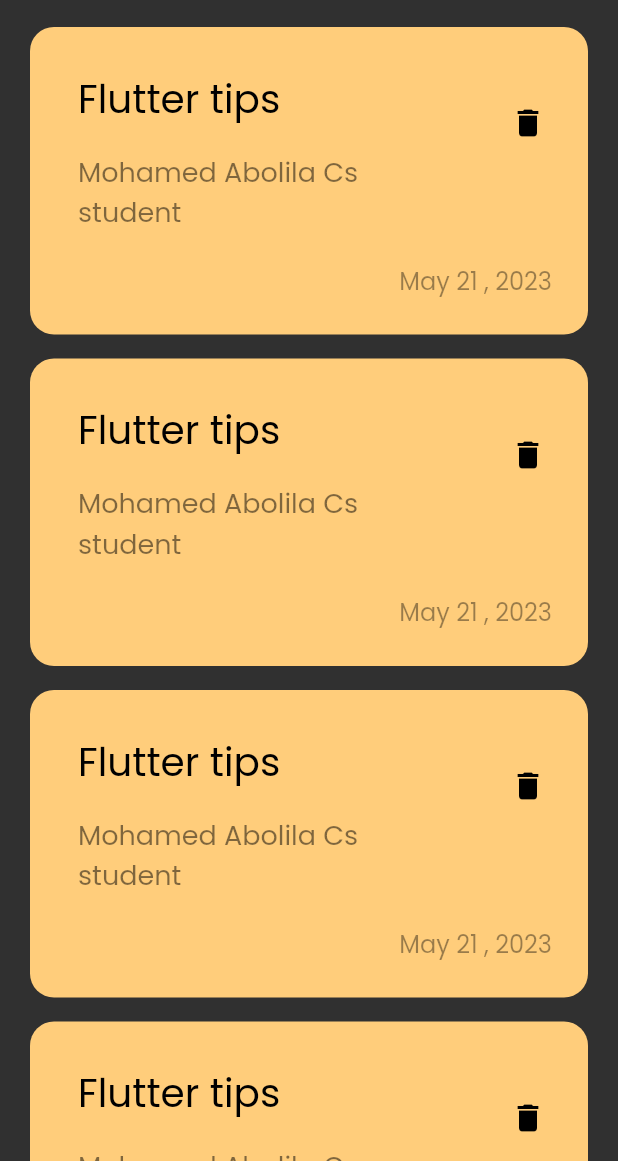
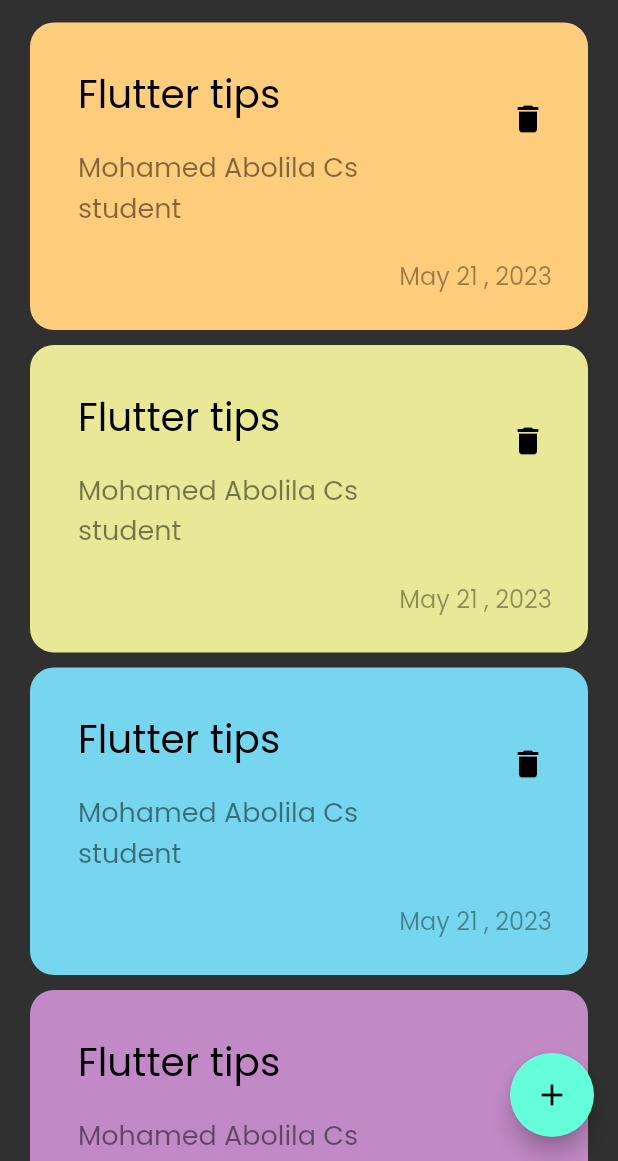
Before and after one commit to M7mdAbolila/notes_app, a Flutter app: the screen it shows after launch, on a phone screen of 412 x 824 dp, the part 75-1236 px from its top. Run offline on Flutter 3.47's test engine with Material 2 defaults, Android fonts, the phone set to English and light mode, and no system bars.

Commit message:
repeat colors in list view and add floating action button

```diff
--- a/lib/views/notes_view.dart
+++ b/lib/views/notes_view.dart
@@ -6,8 +6,12 @@ class NotesView extends StatelessWidget {
 
   @override
   Widget build(BuildContext context) {
-    return const Scaffold(
-      body: NotesViewBody(),
+    return Scaffold(
+      body: const NotesViewBody(),
+      floatingActionButton: FloatingActionButton(
+        onPressed: () {},
+        child: const Icon(Icons.add),
+      ),
     );
   }
 }
--- a/lib/widgets/note_item.dart
+++ b/lib/widgets/note_item.dart
@@ -1,14 +1,14 @@
 import 'package:flutter/material.dart';
 
 class NoteItem extends StatelessWidget {
-  const NoteItem({super.key});
-
+  const NoteItem({super.key,required this.color});
+ final Color color;
   @override
   Widget build(BuildContext context) {
     return Container(
       padding: const EdgeInsets.fromLTRB(16, 24, 0, 24),
       decoration: BoxDecoration(
-        color: const Color(0xffFFCD7B),
+        color: color,
         borderRadius: BorderRadius.circular(16),
       ),
       child: Column(
--- a/lib/widgets/notes_list_view.dart
+++ b/lib/widgets/notes_list_view.dart
@@ -1,16 +1,29 @@
+import 'dart:developer';
+
 import 'package:flutter/material.dart';
 import 'package:notes_app/widgets/note_item.dart';
 
 class NotesListView extends StatelessWidget {
   const NotesListView({super.key});
 
+  final colors = const [
+    Color(0xffFFCD7B),
+    Color(0xffE8E897),
+    Color(0xff76D6EF),
+    Color(0xffC289C7),
+  ];
+
   @override
   Widget build(BuildContext context) {
     return ListView.builder(
       itemBuilder: (context, index) {
-        return const Padding(
-          padding: EdgeInsets.symmetric(vertical: 8),
-          child: NoteItem(),
+        final color = colors[index % colors.length];
+        log(color.toString());
+        return Padding(
+          padding: const EdgeInsets.symmetric(vertical: 5),
+          child: NoteItem(
+            color: color,
+          ),
         );
       },
     );
```
